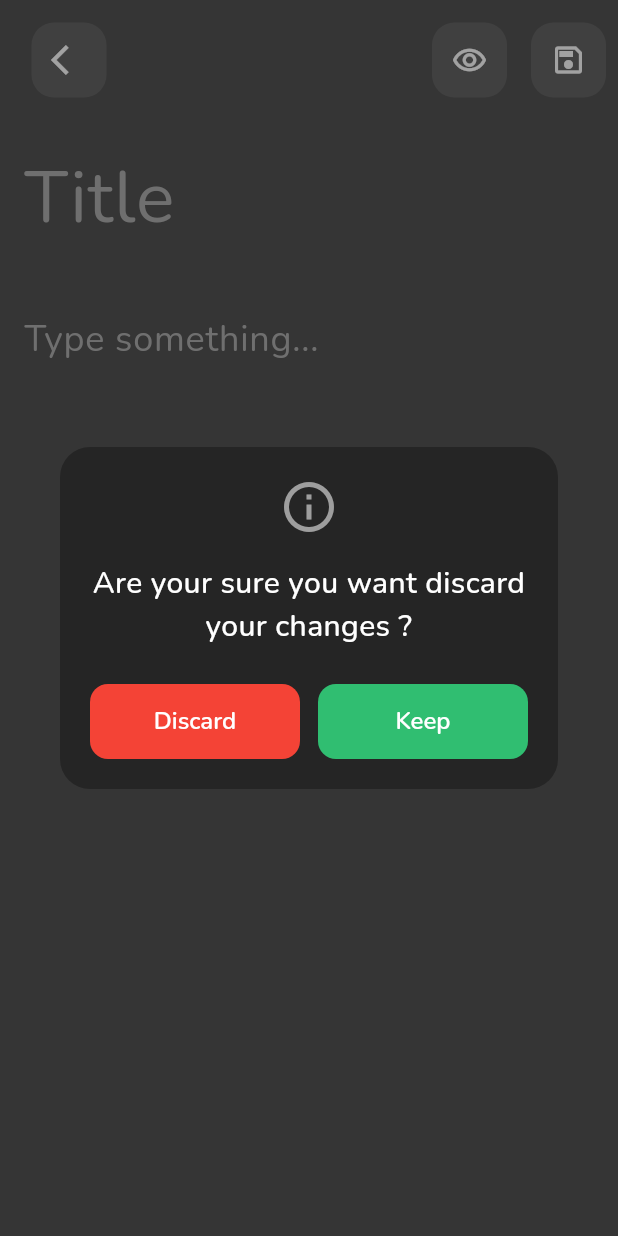
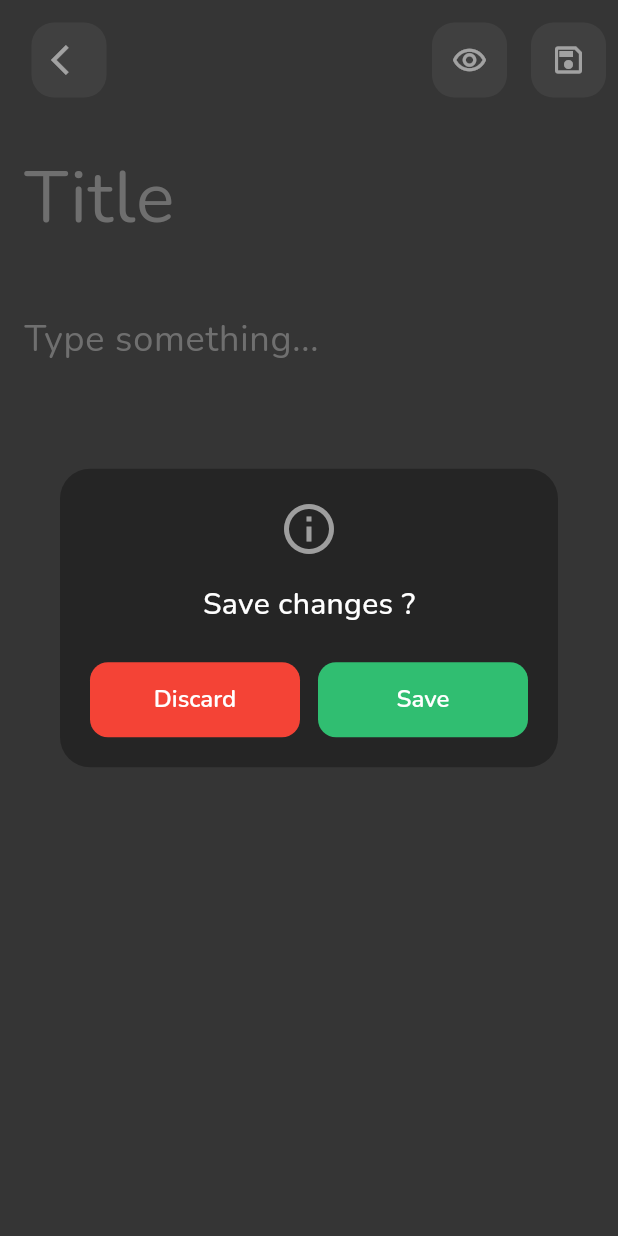
Before and after one commit to Ayyan-sufian/Note-Taker-App, a Flutter app: the NotesScreen screen opened directly, after a tap on the "arrow back ios" icon, on a phone screen of 412 x 824 dp. Run offline on Flutter 3.47's test engine with Material 3 defaults, Android fonts, the light colour scheme and no system bars; our stand-ins replace google_fonts, hive, hive_flutter, local_auth; accounts and stored records are empty; generated files the repository leaves out were written again.

Commit message:
Store notes in database using local data base hive

```diff
--- a/lib/models/notes_model.dart
+++ b/lib/models/notes_model.dart
@@ -1,7 +1,14 @@
+import 'package:hive/hive.dart';
+
+part 'notes_model.g.dart';
 /// Create a model for notes
-class NotesModel {
+@HiveType(typeId: 0)
+class NotesModel extends HiveObject {
+  @HiveField(0)
   final String id;
+  @HiveField(1)
   String title;
+  @HiveField(2)
   String content;
 
   NotesModel({required this.id, required this.title, required this.content});
--- a/lib/screen/notes_screen.dart
+++ b/lib/screen/notes_screen.dart
@@ -1,19 +1,26 @@
 import 'package:flutter/material.dart';
 import 'package:google_fonts/google_fonts.dart';
+import 'package:hive/hive.dart';
 import 'package:local_auth/local_auth.dart';
 import 'package:note_taker_app/screen/themes/app_theme.dart';
 import 'package:note_taker_app/view_model/notes_provider.dart';
 import 'package:provider/provider.dart';
 
+import '../models/notes_model.dart';
+
 class NotesScreen extends StatefulWidget {
   final String? noteId; // this is use to get note id
   const NotesScreen({super.key, this.noteId});
+
 
   @override
   State<NotesScreen> createState() => _NotesScreenState();
 }
 
 class _NotesScreenState extends State<NotesScreen> {
+  final Box<NotesModel> _notesBox = Hive.box<NotesModel>('notesBox');
+
+
   TextEditingController titleController = TextEditingController();
   TextEditingController contentController = TextEditingController();
 
@@ -115,6 +122,7 @@ class _NotesScreenState extends State<NotesScreen> {
                         ),
                         onPressed: () {
                           Navigator.pop(context);
+                          Navigator.pop(context);
                         },
                         child: const Text('Discard'),
                       ),
@@ -131,6 +139,7 @@ class _NotesScreenState extends State<NotesScreen> {
                         ),
                         onPressed: () {
                           saveNotes();
+                          Navigator.pop(context);
                         },
                         child: const Text('Save'),
                       ),
@@ -146,76 +155,84 @@ class _NotesScreenState extends State<NotesScreen> {
   }
 
   /// It's use to show dialog box
-  void showCloseDialog(BuildContext context) {
-    showDialog(
-      context: context,
-      barrierDismissible: true,
-      barrierColor: AppTheme.secColor.withOpacity(0.5),
-      builder: (context) {
-        return Dialog(
-          backgroundColor: AppTheme.primaryColor,
-          shape: RoundedRectangleBorder(
-            borderRadius: BorderRadius.circular(20),
-          ),
-          child: Padding(
-            padding: const EdgeInsets.all(20),
-            child: Column(
-              mainAxisSize: MainAxisSize.min,
-              children: [
-                const Icon(Icons.info_outline, color: Colors.grey, size: 40),
-                const SizedBox(height: 16),
-                const Text(
-                  'Are your sure you want discard your changes ?',
-                  style: TextStyle(
-                    color: Colors.white,
-                    fontSize: 20,
-                    fontWeight: FontWeight.w500,
-                  ),
-                  textAlign: TextAlign.center,
-                ),
-                const SizedBox(height: 24),
-                Row(
-                  children: [
-                    Expanded(
-                      child: ElevatedButton(
-                        style: ElevatedButton.styleFrom(
-                          backgroundColor: AppTheme.errorColor,
-                          shape: RoundedRectangleBorder(
-                            borderRadius: BorderRadius.circular(12),
-                          ),
-                          padding: const EdgeInsets.symmetric(vertical: 14),
-                        ),
-                        onPressed: () {
-                          Navigator.pop(context);
-                          Navigator.pop(context);
-                        },
-                        child: const Text('Discard'),
-                      ),
-                    ),
-                    const SizedBox(width: 12),
-                    Expanded(
-                      child: ElevatedButton(
-                        style: ElevatedButton.styleFrom(
-                          backgroundColor: AppTheme.successColor,
-                          shape: RoundedRectangleBorder(
-                            borderRadius: BorderRadius.circular(12),
-                          ),
-                          padding: const EdgeInsets.symmetric(vertical: 14),
-                        ),
-                        onPressed: () {
-                          Navigator.pop(context);
-                        },
-                        child: const Text('Keep'),
-                      ),
-                    ),
-                  ],
-                ),
-              ],
-            ),
-          ),
-        );
-      },
-    );
+  // void showCloseDialog(BuildContext context) {
+  //   showDialog(
+  //     context: context,
+  //     barrierDismissible: true,
+  //     barrierColor: AppTheme.secColor.withValues(alpha: 0.5),
+  //     builder: (context) {
+  //       return Dialog(
+  //         backgroundColor: AppTheme.primaryColor,
+  //         shape: RoundedRectangleBorder(
+  //           borderRadius: BorderRadius.circular(20),
+  //         ),
+  //         child: Padding(
+  //           padding: const EdgeInsets.all(20),
+  //           child: Column(
+  //             mainAxisSize: MainAxisSize.min,
+  //             children: [
+  //               const Icon(Icons.info_outline, color: Colors.grey, size: 40),
+  //               const SizedBox(height: 16),
+  //               const Text(
+  //                 'Are your sure you want discard your changes ?',
+  //                 style: TextStyle(
+  //                   color: Colors.white,
+  //                   fontSize: 20,
+  //                   fontWeight: FontWeight.w500,
+  //                 ),
+  //                 textAlign: TextAlign.center,
+  //               ),
+  //               const SizedBox(height: 24),
+  //               Row(
+  //                 children: [
+  //                   Expanded(
+  //                     child: ElevatedButton(
+  //                       style: ElevatedButton.styleFrom(
+  //                         backgroundColor: AppTheme.errorColor,
+  //                         shape: RoundedRectangleBorder(
+  //                           borderRadius: BorderRadius.circular(12),
+  //                         ),
+  //                         padding: const EdgeInsets.symmetric(vertical: 14),
+  //                       ),
+  //                       onPressed: () {
+  //                         Navigator.pop(context);
+  //                         Navigator.pop(context);
+  //                       },
+  //                       child: const Text('Discard'),
+  //                     ),
+  //                   ),
+  //                   const SizedBox(width: 12),
+  //                   Expanded(
+  //                     child: ElevatedButton(
+  //                       style: ElevatedButton.styleFrom(
+  //                         backgroundColor: AppTheme.successColor,
+  //                         shape: RoundedRectangleBorder(
+  //                           borderRadius: BorderRadius.circular(12),
+  //                         ),
+  //                         padding: const EdgeInsets.symmetric(vertical: 14),
+  //                       ),
+  //                       onPressed: () {
+  //                         Navigator.pop(context);
+  //                       },
+  //                       child: const Text('Keep'),
+  //                     ),
+  //                   ),
+  //                 ],
+  //               ),
+  //             ],
+  //           ),
+  //         ),
+  //       );
+  //     },
+  //   );
+  // }
+
+  @override
+  void dispose() {
+    // TODO: implement dispose
+    titleController.dispose();
+    contentController.dispose();
+    super.dispose();
   }
 
   @override
@@ -227,7 +244,9 @@ class _NotesScreenState extends State<NotesScreen> {
         leading: Padding(
           padding: const EdgeInsets.only(left: 12.0),
           child: IconButton(
-            onPressed: () => showCloseDialog(context),
+            onPressed: () {
+              showSaveChangesDialog(context);
+            },
             icon: Container(
               height: 50,
               width: 50,
```
Also changed, not shown: lib/main.dart (+11 -1 lines), lib/view_model/notes_provider.dart (+18 -17 lines), pubspec.yaml (+8 -0 lines), pubspec.lock, 4 other files.
